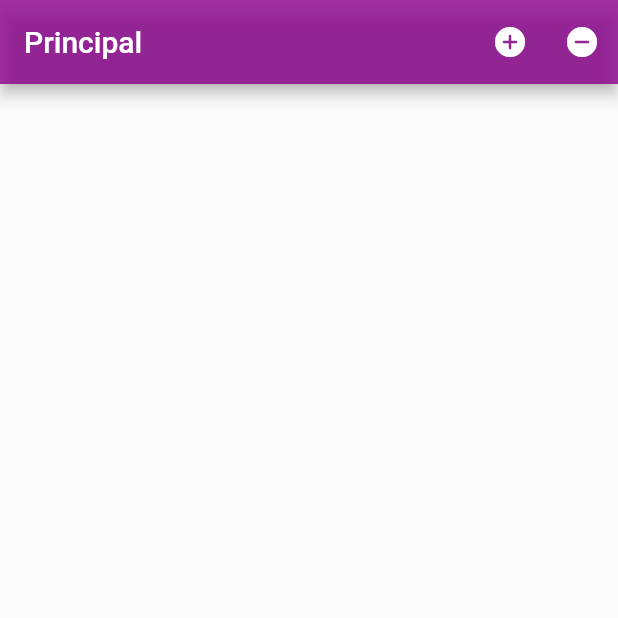
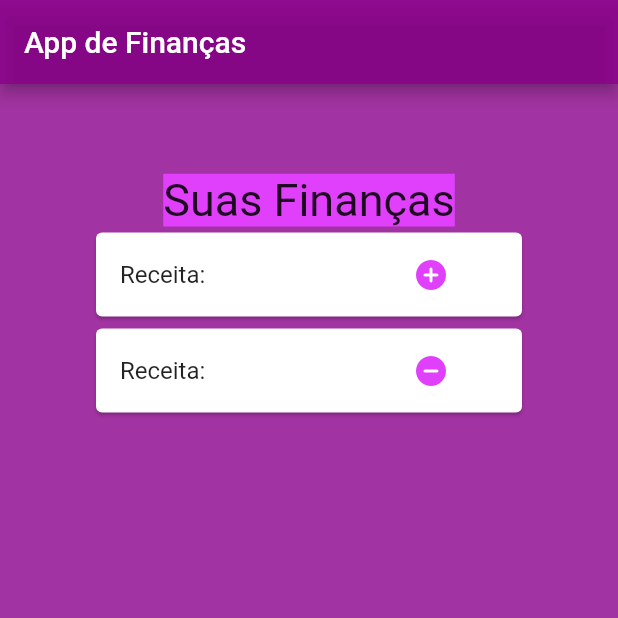
Before and after one commit to IgorLuigi/ProjetoFlutter-App, a Flutter app: the screen it shows after launch, on a phone screen of 412 x 824 dp, the top half of it. Run offline on Flutter 3.47's test engine with Material 2 defaults, Android fonts, the phone set to English and light mode, and no system bars; our stand-ins replace flutter_mobx, get_it, mask_text_input_formatter, mobx, sqflite; missing offline and left inert: dart:html; accounts and stored records are empty; generated files the repository leaves out were written again.

Commit message:
Alterações finais

```diff
--- a/lib/app/database/sqlite/connection.dart
+++ b/lib/app/database/sqlite/connection.dart
@@ -21,6 +21,7 @@ class Connection{
           db.execute(insert2);
           db.execute(insert3);
           db.execute(insert4);
+          db.execute(insert5);
         },
       );
     }
--- a/lib/app/database/sqlite/script.dart
+++ b/lib/app/database/sqlite/script.dart
@@ -36,3 +36,8 @@ final insert4= '''
 INSERT INTO despesa (descricao, valor, data)
 VALUES ('Refrigerante','6,00','20/06/2021')
 ''';
+
+final insert5= '''
+INSERT INTO receita (descricao, valor, data)
+VALUES ('teste','5,00','20/06/2021')
+''';
--- a/lib/app/view/despesa_form_back.dart
+++ b/lib/app/view/despesa_form_back.dart
@@ -10,11 +10,11 @@ class DespesaFormBack{
   Despesa despesa;
   var _service = GetIt.I.get<DespesaService>();
   bool _descricaoIsValid;
-  bool _dataIsValid;
-  bool _valorIsValid;
+  //bool _dataIsValid;
+  //bool _valorIsValid;
 
 
-  bool get isValid => _descricaoIsValid && _dataIsValid && _valorIsValid;
+  bool get isValid => _descricaoIsValid; //&& _dataIsValid && _valorIsValid;
 
 
   //diferenciar novo com a alteração
--- a/lib/app/view/despesa_widget_form.dart
+++ b/lib/app/view/despesa_widget_form.dart
@@ -20,7 +20,7 @@ class DespesaWidgetForm extends StatelessWidget {
   Widget fieldValor(DespesaFormBack back){
     return TextFormField(
       // validator: back.validateData,
-      // onSaved: (newValue) => back.despesa.data = newValue,
+      onSaved: (newValue) => back.despesa.data = newValue,
       initialValue: back.despesa.valor,
       keyboardType: TextInputType.number,
       decoration: InputDecoration(
@@ -34,7 +34,7 @@ class DespesaWidgetForm extends StatelessWidget {
     var mask = MaskTextInputFormatter(mask: '##/##/####');
     return TextFormField(
        // validator: back.validateValor,
-      // onSaved: (newValue) => back.despesa.valor = newValue,
+      onSaved: (newValue) => back.despesa.valor = newValue,
       initialValue: back.despesa.data,
       inputFormatters: [mask],
       decoration: InputDecoration(
--- a/lib/app/view/despesa_widget_list.dart
+++ b/lib/app/view/despesa_widget_list.dart
@@ -46,7 +46,8 @@ class DespesaWidgetList extends StatelessWidget {
           backgroundColor: Color.fromRGBO(139, 0, 139, 0.8),
           actions: [
             IconButton(
-              icon: Icon(Icons.add),
+              color: Colors.white,
+              icon: Icon(Icons.remove_circle_rounded),
               onPressed: () {
                 _back.goToForm(context);
               },
--- a/lib/app/view/principal_page.dart
+++ b/lib/app/view/principal_page.dart
@@ -12,29 +12,83 @@ class Principal extends StatefulWidget {
 }
 
 class _PrincipalState extends State<Principal> {
+
   @override
   Widget build(BuildContext context) {
+    return LayoutBuilder(
+      builder:(BuildContext context, BoxConstraints constraints){
+        var width = constraints.biggest.width;
+
+
       return Scaffold(
+        backgroundColor: Color.fromRGBO(139, 0, 139, 0.8),
         appBar: AppBar(
           //backgroundColor: Colors.purpleAccent,
           backgroundColor: Color.fromRGBO(139, 0, 139, 0.8),
-        title: Text('Principal'),
-        actions: [
+          title: Text('App de Finanças'),
+          // actions: [
+          //   IconButton(
+          //     icon: Icon(Icons.add_circle_rounded),
+          //     onPressed: (){
+          //       Navigator.of(context).pushNamed(MyApp.RECEITA_LIST);
+          //     }
+          //   ),
+          //   IconButton(
+          //     icon: Icon(Icons.remove_circle_rounded),
+          //     onPressed: (){
+          //       Navigator.of(context).pushNamed(MyApp.DESPESA_LIST);
+          //     }
+          //   )
+          // ],
+        ),
+        body: ListView(
+          padding: EdgeInsets.all(60),
+          children: [
+            Center(
+              child: Text('Suas Finanças', style: TextStyle(fontSize: 30, backgroundColor: Colors.purpleAccent),),
+            ),
+            Card(
+              child: ListTile(
+                title: Text('Receita:'),
+                trailing: Container(
+                  width: width/6,
+                  child: Row(
+                    children: [
                       IconButton(
+                        color: Colors.purpleAccent,
                         icon: Icon(Icons.add_circle_rounded),
                         onPressed: (){
                           Navigator.of(context).pushNamed(MyApp.RECEITA_LIST);
                         }
+                      )
+                    ]
+                  )
+                )
               ),
+            ),
+            Card(
+               child: ListTile(
+                title: Text('Receita:'),
+                trailing: Container(
+                  width: width/6,
+                  child: Row(
+                    children: [
                       IconButton(
+                        color: Colors.purpleAccent,
                         icon: Icon(Icons.remove_circle_rounded),
                         onPressed: (){
                           Navigator.of(context).pushNamed(MyApp.DESPESA_LIST);
                         }
                       )
+                    ]
+                  )
+                )
+              ),
+            ),
           ],
         ),
-      body: ListView(),
+      );
+      },
     );
   }
 }
--- a/lib/app/view/receita_details.dart
+++ b/lib/app/view/receita_details.dart
@@ -33,7 +33,7 @@ class ReceitaDetails extends StatelessWidget {
             padding: EdgeInsets.all(60),
             children: [
               Center(
-                child: Text('${receita.descricao}', style: TextStyle(fontSize: 30, backgroundColor: Colors.white),),
+                child: Text('${receita.descricao}', style: TextStyle(fontSize: 30, backgroundColor: Colors.white,),),
               ),
               Card(
                 child: ListTile(
--- a/lib/app/view/receita_widget_form.dart
+++ b/lib/app/view/receita_widget_form.dart
@@ -19,7 +19,7 @@ class ReceitaWidgetForm extends StatelessWidget{
   Widget fieldValor(ReceitaFormBack back){
     return TextFormField(
       // validator: back.validateData,
-      // onSaved: (newValue) => back.receita.data = newValue,
+      onSaved: (newValue) => back.receita.data = newValue,
       initialValue: back.receita.valor,
       keyboardType: TextInputType.number,
       decoration: InputDecoration(
@@ -33,7 +33,7 @@ class ReceitaWidgetForm extends StatelessWidget{
     var mask = MaskTextInputFormatter(mask: '##/##/####');
     return TextFormField(
       // validator: back.validateValor,
-      // onSaved: (newValue) => back.receita.valor = newValue,
+      onSaved: (newValue) => back.receita.valor = newValue,
       initialValue: back.receita.data,
       inputFormatters: [mask],
       decoration: InputDecoration(
--- a/lib/app/view/receita_widget_list.dart
+++ b/lib/app/view/receita_widget_list.dart
@@ -46,7 +46,8 @@ class ReceitaWidgetList extends StatelessWidget {
           title: Text('Lista de Receitas'),
           actions: [
             IconButton(
-              icon: Icon(Icons.add),
+              color: Colors.white,
+              icon: Icon(Icons.add_circle_rounded),
               onPressed: () {
                 _back.goToForm(context);
               },
```
Also changed, not shown: lib/app/view/receita_form_back.dart (+6 -4 lines). Lines whose indentation alone changed are shown as unchanged.
